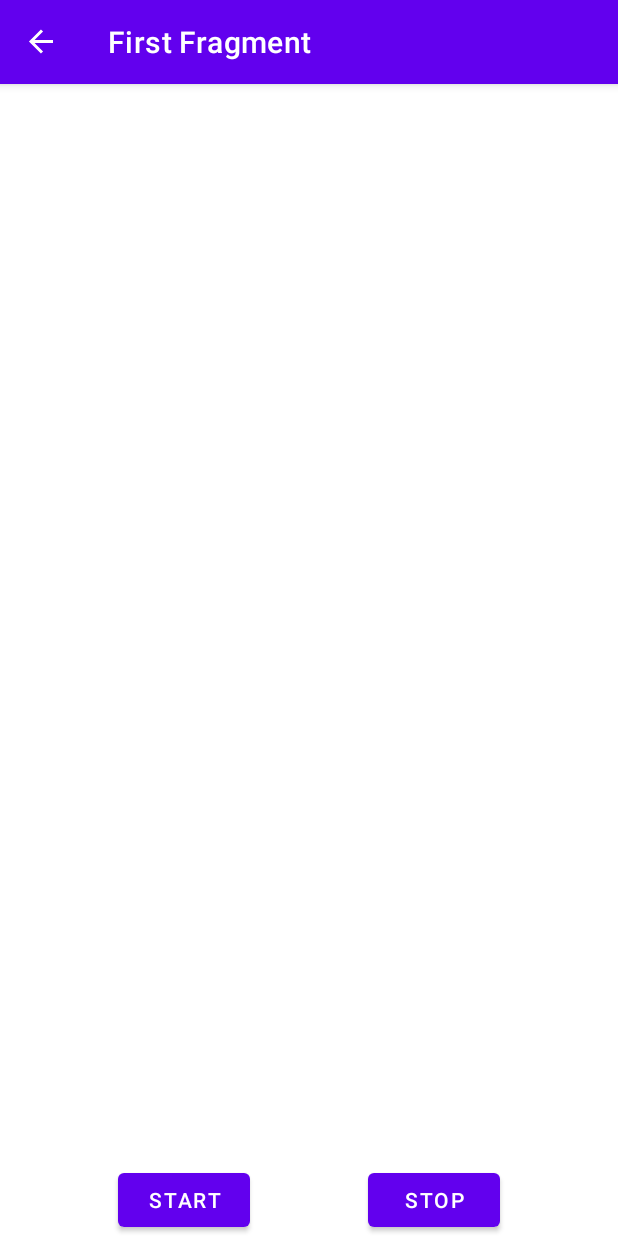
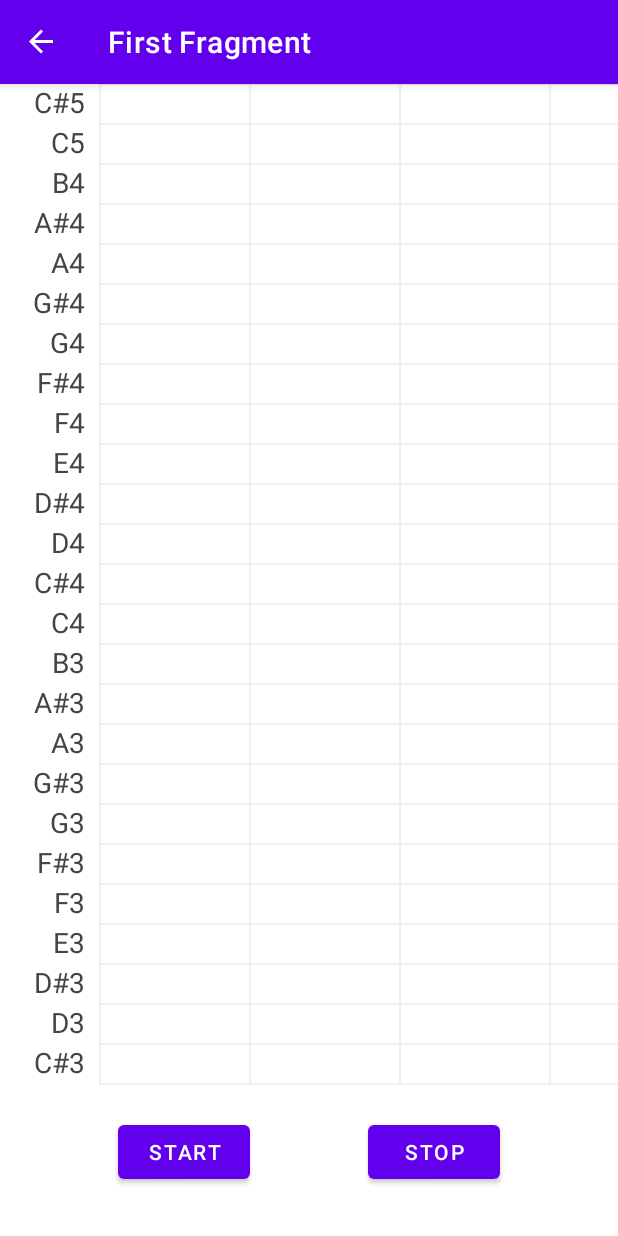
Before and after one commit to ShinSeungHyuck/Yellow, an Android app: the FirstFragment screen opened through its navigation route, after a tap on "START", on a phone screen of 412 x 824 dp. Run offline under Robolectric (Android 15) with nearby library versions, the phone set to English and light mode, and no system bars; our stand-ins replace navigation-ui; libraries missing offline, so code that uses them is left out: be.tarsos.dsp; 6 statements that could not run were skipped.

Commit message:
0923 1617

```diff
--- a/app/src/main/java/com/example/yellow/FirstFragment.kt
+++ b/app/src/main/java/com/example/yellow/FirstFragment.kt
@@ -1,24 +1,35 @@
 package com.example.yellow
 
+import android.Manifest
+import android.content.pm.PackageManager
 import android.os.Bundle
-import androidx.fragment.app.Fragment
+import android.util.Log
 import android.view.LayoutInflater
 import android.view.View
 import android.view.ViewGroup
+import androidx.core.app.ActivityCompat
+import androidx.core.content.ContextCompat
+import androidx.fragment.app.Fragment
+import be.tarsos.dsp.AudioDispatcher
+import be.tarsos.dsp.io.android.AudioDispatcherFactory
+import be.tarsos.dsp.pitch.PitchDetectionHandler
+import be.tarsos.dsp.pitch.PitchProcessor
+import be.tarsos.dsp.pitch.PitchProcessor.PitchEstimationAlgorithm
 import com.example.yellow.databinding.FragmentFirstBinding
+import java.io.IOException
 
 class FirstFragment : Fragment() {
 
     private var _binding: FragmentFirstBinding? = null
     private val binding get() = _binding!!
 
-    private lateinit var voicePitchDetector: VoicePitchDetector
-    private lateinit var midiParser: MidiParser
+    private var dispatcher: AudioDispatcher? = null
+    private val PERMISSION_REQUEST_CODE = 123
 
     override fun onCreateView(
         inflater: LayoutInflater, container: ViewGroup?,
         savedInstanceState: Bundle?
-    ): View? {
+    ): View {
         _binding = FragmentFirstBinding.inflate(inflater, container, false)
         return binding.root
     }
@@ -26,32 +37,99 @@ class FirstFragment : Fragment() {
     override fun onViewCreated(view: View, savedInstanceState: Bundle?) {
         super.onViewCreated(view, savedInstanceState)
 
-        voicePitchDetector = VoicePitchDetector { pitch ->
-            activity?.runOnUiThread {
-                binding.pitchView.addUserPitch(pitch)
+        loadMidiFile("your_midi_file.mid")
+
+        binding.buttonStart.setOnClickListener {
+            if (checkPermissions()) {
+                startPitchDetection()
+            } else {
+                requestPermissions()
             }
         }
 
-        midiParser = MidiParser()
+        binding.buttonStop.setOnClickListener {
+            stopPitchDetection()
+        }
+    }
 
-        binding.startButton.setOnClickListener {
-            // In a real application, you would load a MIDI file from storage.
-            // For this example, we are using a placeholder MIDI file.
-            val inputStream = context?.assets?.open("placeholder.mid")
-            val notes = midiParser.parse(inputStream!!)
-            binding.pitchView.setNotes(notes)
-            voicePitchDetector.start()
+    private fun checkPermissions(): Boolean {
+        return ContextCompat.checkSelfPermission(
+            requireContext(),
+            Manifest.permission.RECORD_AUDIO
+        ) == PackageManager.PERMISSION_GRANTED
+    }
+
+    private fun requestPermissions() {
+        ActivityCompat.requestPermissions(
+            requireActivity(),
+            arrayOf(Manifest.permission.RECORD_AUDIO),
+            PERMISSION_REQUEST_CODE
+        )
+    }
+
+    private fun startPitchDetection() {
+        if (dispatcher?.isStopped == false) {
+            Log.d("FirstFragment", "Pitch detection is already running.")
+            return
         }
 
-        binding.stopButton.setOnClickListener {
-            voicePitchDetector.stop()
-            binding.pitchView.clear()
+        binding.pianoRollView.clearLivePitches()
+
+        dispatcher = AudioDispatcherFactory.fromDefaultMicrophone(22050, 1024, 0)
+
+        val pitchDetectionHandler = PitchDetectionHandler { res, e ->
+            val pitchInHz = res.pitch
+            activity?.runOnUiThread {
+                if (pitchInHz > 0) {
+                    binding.pianoRollView.addLivePitch(pitchInHz)
+                }
+            }
+        }
+
+        val pitchProcessor = PitchProcessor(
+            PitchEstimationAlgorithm.YIN,
+            22050f,
+            1024,
+            pitchDetectionHandler
+        )
+        dispatcher?.addAudioProcessor(pitchProcessor)
+
+        Thread(dispatcher, "Audio Dispatcher").start()
+        Log.d("FirstFragment", "Started pitch detection.")
+    }
+
+    private fun stopPitchDetection() {
+        dispatcher?.stop()
+        Log.d("FirstFragment", "Stopped pitch detection.")
+    }
+
+    private fun loadMidiFile(fileName: String) {
+        try {
+            val inputStream = requireContext().assets.open(fileName)
+            val midiParser = MidiParser()
+            val notes = midiParser.parse(inputStream)
+            binding.pianoRollView.setNotes(notes)
+        } catch (e: IOException) {
+            Log.e("FirstFragment", "Failed to load MIDI file: $fileName", e)
+            binding.pianoRollView.setNotes(emptyList())
+        }
+    }
+
+    override fun onRequestPermissionsResult(
+        requestCode: Int,
+        permissions: Array<out String>,
+        grantResults: IntArray
+    ) {
+        if (requestCode == PERMISSION_REQUEST_CODE) {
+            if (grantResults.isNotEmpty() && grantResults[0] == PackageManager.PERMISSION_GRANTED) {
+                startPitchDetection()
+            }
         }
     }
 
     override fun onDestroyView() {
         super.onDestroyView()
-        voicePitchDetector.stop()
+        stopPitchDetection()
         _binding = null
     }
 }
--- a/app/src/main/java/com/example/yellow/PianoRollView.kt
+++ b/app/src/main/java/com/example/yellow/PianoRollView.kt
@@ -7,14 +7,17 @@ import android.graphics.Paint
 import android.util.AttributeSet
 import android.util.Log
 import android.view.View
+import kotlin.math.log2
 import kotlin.math.max
 
 class PianoRollView(context: Context, attrs: AttributeSet?) : View(context, attrs) {
 
+    // ... (existing properties) ...
     private var notes: List<MusicalNote> = emptyList()
     private val notePaint = Paint()
     private val gridPaint = Paint()
     private val textPaint = Paint()
+    private val livePitchPaint = Paint()
 
     private val noteColors = listOf(
         Color.parseColor("#FF5733"), Color.parseColor("#33FF57"), Color.parseColor("#3357FF"),
@@ -34,25 +37,51 @@ class PianoRollView(context: Context, attrs: AttributeSet?) : View(context, attr
     private val keyHeight = 40f
     private val pixelsPerSecond = 150f
 
+    // Data structure to hold live pitch points
+    private val livePitches = mutableListOf<Pair<Long, Float>>()
+    private var recordingStartTime = -1L
+
     init {
+        // ... (existing init block) ...
         gridPaint.color = Color.parseColor("#e0e0e0")
         gridPaint.strokeWidth = 1f
         textPaint.color = Color.DKGRAY
         textPaint.textSize = 28f
         textPaint.isAntiAlias = true
+        livePitchPaint.color = Color.BLUE
+        livePitchPaint.strokeWidth = 5f
     }
 
     fun setNotes(newNotes: List<MusicalNote>) {
         this.notes = newNotes
         if (newNotes.isNotEmpty()) {
-            minPitch = newNotes.minOf { it.note } - 2
-            maxPitch = newNotes.maxOf { it.note } + 2
+            minPitch = newNotes.minOf { it.note } - 4
+            maxPitch = newNotes.maxOf { it.note } + 4
             totalDurationMs = newNotes.maxOfOrNull { it.startTime + it.duration } ?: 10000L
-            Log.d("PianoRollView", "Notes set. Pitch range: $minPitch-$maxPitch, Duration: ${totalDurationMs}ms")
-        } else {
-            Log.d("PianoRollView", "No notes provided. Using default view size.")
         }
+        livePitches.clear()
+        recordingStartTime = -1L
         requestLayout()
+        invalidate()
+    }
+
+    fun addLivePitch(pitchInHz: Float) {
+        if (recordingStartTime == -1L) {
+            recordingStartTime = System.currentTimeMillis()
+        }
+        val elapsedTime = System.currentTimeMillis() - recordingStartTime
+
+        // Convert frequency (Hz) to MIDI note number
+        val midiNote = (69 + 12 * log2(pitchInHz / 440f))
+        livePitches.add(Pair(elapsedTime, midiNote.toFloat()))
+
+        // Redraw the view to show the new point
+        invalidate()
+    }
+
+    fun clearLivePitches() {
+        livePitches.clear()
+        recordingStartTime = -1L
         invalidate()
     }
 
@@ -64,30 +93,25 @@ class PianoRollView(context: Context, attrs: AttributeSet?) : View(context, attr
         val width = resolveSize(desiredWidth, widthMeasureSpec)
         val height = resolveSize(desiredHeight, heightMeasureSpec)
         setMeasuredDimension(width, height)
-        Log.d("PianoRollView", "onMeasure: Measured dimension set to ${width}x${height} (Desired: ${desiredWidth}x${desiredHeight})")
     }
 
     override fun onDraw(canvas: Canvas) {
         super.onDraw(canvas)
-        Log.d("PianoRollView", "onDraw called. Drawing ${notes.size} notes.")
-
         drawGridAndLabels(canvas)
-        if (notes.isNotEmpty()) {
-            drawNotes(canvas)
-        }
+        drawNotes(canvas)
+        drawLivePitches(canvas) // New function call
     }
 
     private fun drawGridAndLabels(canvas: Canvas) {
         val pitchRange = maxPitch - minPitch + 1
         val viewHeight = height - timeAxisHeight
 
-        // Draw horizontal lines for each pitch
+        // ... (existing grid drawing logic) ...
         for (i in 0..pitchRange) {
             val y = viewHeight - (i * keyHeight)
             canvas.drawLine(pitchLabelWidth, y, width.toFloat(), y, gridPaint)
         }
 
-        // Draw pitch names (C4, G#5 etc.) on the left
         textPaint.textAlign = Paint.Align.RIGHT
         for (i in 0..pitchRange) {
             val pitch = minPitch + i
@@ -99,7 +123,6 @@ class PianoRollView(context: Context, attrs: AttributeSet?) : View(context, attr
             canvas.drawText("$noteName$octave", pitchLabelWidth - 15, y, textPaint)
         }
 
-        // Draw vertical lines and time labels
         val seconds = (totalDurationMs / 1000).toInt()
         textPaint.textAlign = Paint.Align.CENTER
         for (i in 0..seconds) {
@@ -110,6 +133,7 @@ class PianoRollView(context: Context, attrs: AttributeSet?) : View(context, attr
     }
 
     private fun drawNotes(canvas: Canvas) {
+        // ... (existing note drawing logic) ...
         val viewHeight = height - timeAxisHeight
         val pixelsPerMs = (width - pitchLabelWidth) / totalDurationMs.toFloat()
 
@@ -123,4 +147,26 @@ class PianoRollView(context: Context, attrs: AttributeSet?) : View(context, attr
             canvas.drawRect(noteLeft, noteTop, noteRight, noteBottom, notePaint)
         }
     }
+
+    // New function to draw the live pitch data
+    private fun drawLivePitches(canvas: Canvas) {
+        val viewHeight = height - timeAxisHeight
+        val pixelsPerMs = (width - pitchLabelWidth) / totalDurationMs.toFloat()
+
+        if (livePitches.size < 2) return
+
+        for (i in 0 until livePitches.size - 1) {
+            val p1 = livePitches[i]
+            val p2 = livePitches[i+1]
+
+            val x1 = pitchLabelWidth + p1.first * pixelsPerMs
+            val y1 = viewHeight - ((p1.second - minPitch) * keyHeight)
+
+            val x2 = pitchLabelWidth + p2.first * pixelsPerMs
+            val y2 = viewHeight - ((p2.second - minPitch) * keyHeight)
+
+            // Draw a line between consecutive points
+            canvas.drawLine(x1, y1, x2, y2, livePitchPaint)
+        }
+    }
 }
--- a/app/src/main/res/layout/fragment_first.xml
+++ b/app/src/main/res/layout/fragment_first.xml
@@ -6,31 +6,48 @@
     android:layout_height="match_parent"
     tools:context=".FirstFragment">
 
-    <com.example.yellow.PitchView
-        android:id="@+id/pitchView"
+    <HorizontalScrollView
+        android:id="@+id/horizontalScrollView"
         android:layout_width="0dp"
         android:layout_height="0dp"
         app:layout_constraintTop_toTopOf="parent"
-        app:layout_constraintBottom_toTopOf="@+id/startButton"
+        app:layout_constraintBottom_toTopOf="@+id/button_start"
         app:layout_constraintStart_toStartOf="parent"
-        app:layout_constraintEnd_toEndOf="parent" />
+        app:layout_constraintEnd_toEndOf="parent"
+        android:layout_marginBottom="16dp">
+
+        <ScrollView
+            android:layout_width="wrap_content"
+            android:layout_height="match_parent"
+            android:fillViewport="true">
+
+            <com.example.yellow.PianoRollView
+                android:id="@+id/pianoRollView"
+                android:layout_width="wrap_content"
+                android:layout_height="wrap_content" />
+
+        </ScrollView>
+
+    </HorizontalScrollView>
 
     <Button
-        android:id="@+id/startButton"
+        android:id="@+id/button_start"
         android:layout_width="wrap_content"
         android:layout_height="wrap_content"
-        android:text="Start"
+        android:text="START"
         app:layout_constraintBottom_toBottomOf="parent"
+        app:layout_constraintEnd_toStartOf="@+id/button_stop"
         app:layout_constraintStart_toStartOf="parent"
-        app:layout_constraintEnd_toStartOf="@+id/stopButton" />
+        android:layout_marginBottom="32dp" />
 
     <Button
-        android:id="@+id/stopButton"
+        android:id="@+id/button_stop"
         android:layout_width="wrap_content"
         android:layout_height="wrap_content"
-        android:text="Stop"
+        android:text="STOP"
         app:layout_constraintBottom_toBottomOf="parent"
-        app:layout_constraintStart_toEndOf="@+id/startButton"
-        app:layout_constraintEnd_toEndOf="parent" />
+        app:layout_constraintEnd_toEndOf="parent"
+        app:layout_constraintStart_toEndOf="@+id/button_start"
+        android:layout_marginBottom="32dp" />
 
 </androidx.constraintlayout.widget.ConstraintLayout>
```
Also changed, not shown: app/build.gradle (added, +50 -0 lines), app/src/main/AndroidManifest.xml (+4 -8 lines).
